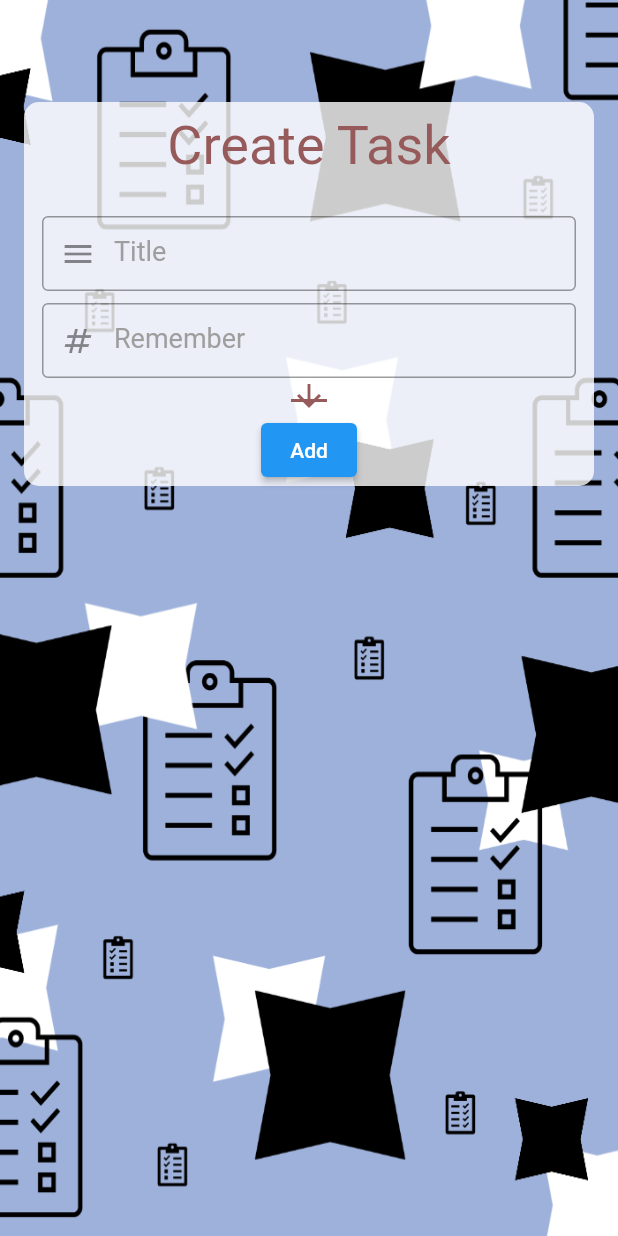
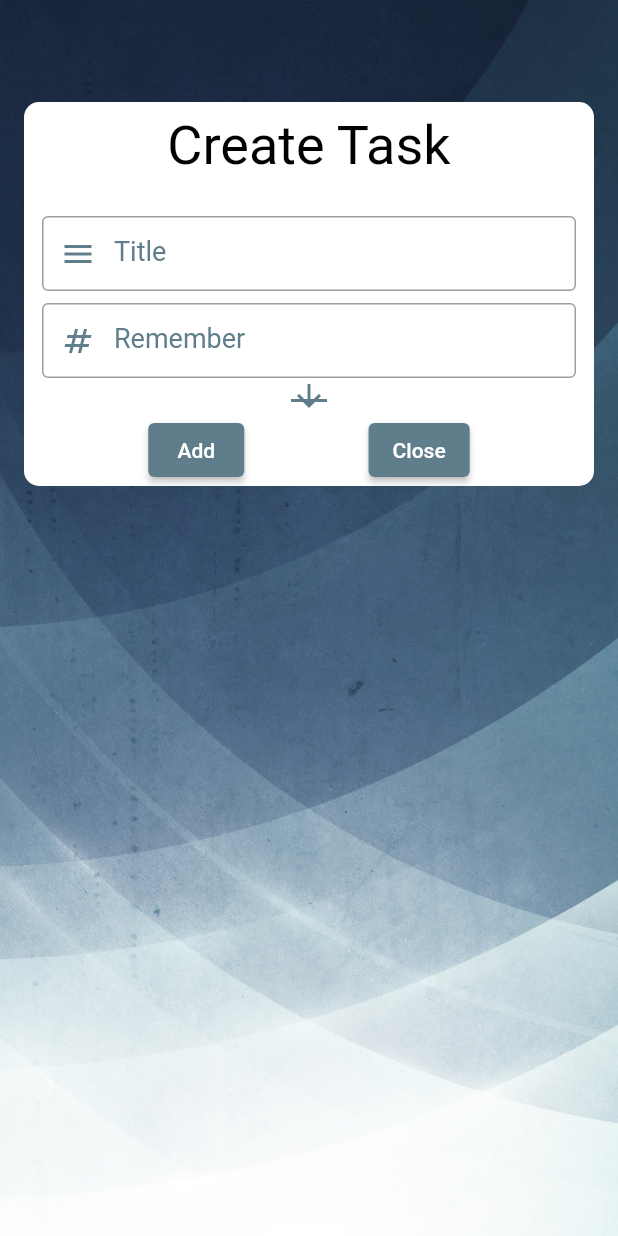
Before and after one commit to smoerman99/CheckMe, a Flutter app: the screen it shows once a user with an empty profile is signed in, item 2 of the bottom bar chosen, after a tap on "Nieuwe taak aanmaken", on a phone screen of 412 x 824 dp. Run offline on Flutter 3.47's test engine with Material 2 defaults, Android fonts, the phone set to English and light mode, and no system bars; our stand-ins replace cloud_firestore, firebase_auth, firebase_core, pie_chart; missing offline and left inert: indexed; accounts and stored records are empty; network calls fail; Roboto replaces fonts that are missing (Aptos).

Commit message:
updated the layout and upgraded the create taks form.

```diff
--- a/lib/Assets/NavigationWrapper.dart
+++ b/lib/Assets/NavigationWrapper.dart
@@ -49,7 +49,7 @@ class _NavigationWrapperState extends State<NavigationWrapper> {
             appBar: AppBar(
               toolbarHeight: 150,
               elevation: 0,
-              backgroundColor: Color.fromRGBO(55, 63, 78, 0.949),
+              backgroundColor: Colors.transparent,
               title: Column(
                 children: [
                   Padding(
@@ -112,21 +112,22 @@ class _NavigationWrapperState extends State<NavigationWrapper> {
             body: Container(
               decoration: new BoxDecoration(
                 image: new DecorationImage(
-                  image: new ExactAssetImage('assets/img/try15.png'),
-                  fit: BoxFit.fill,
+                  image: new ExactAssetImage('assets/img/try18.png'),
+                  fit: BoxFit.fitHeight,
                 ),
               ),
               child: _pageOptions.elementAt(_selectedPageIndex),
             ),
             bottomNavigationBar: BottomNavigationBar(
               selectedIconTheme: IconThemeData(
-                color: Colors.white,
-                size: 40,
+                color: Color.fromRGBO(0, 29, 45, 70),
+                size: 45,
               ),
-              selectedItemColor: Colors.white,
-              unselectedItemColor: Color.fromRGBO(255, 255, 255, 0.7),
+              selectedItemColor: Color.fromRGBO(0, 29, 45, 70),
+              selectedFontSize: 16.0,
+              unselectedItemColor: Color.fromRGBO(0, 0, 0, 0.692),
               elevation: 0.0,
-              backgroundColor: Color(0x00ffffff),
+              backgroundColor: Colors.transparent,
               items: [
                 BottomNavigationBarItem(
                   icon: Icon(Icons.home),
--- a/lib/Pages/createTask.dart
+++ b/lib/Pages/createTask.dart
@@ -87,7 +87,7 @@ class _CreateTaskPageState extends State<CreateTaskPage> {
               child: Container(
             decoration: new BoxDecoration(
               image: new DecorationImage(
-                image: new ExactAssetImage('assets/img/try14.png'),
+                image: new ExactAssetImage('assets/img/try18.png'),
                 fit: BoxFit.fill,
               ),
             ),
@@ -102,7 +102,7 @@ class _CreateTaskPageState extends State<CreateTaskPage> {
                     borderRadius: BorderRadius.all(
                       Radius.circular(10),
                     ),
-                    color: Color.fromRGBO(255, 255, 255, 0.8),
+                    color: Color.fromRGBO(255, 255, 255, 1),
                   ),
                   child: Column(
                     children: [
@@ -112,7 +112,7 @@ class _CreateTaskPageState extends State<CreateTaskPage> {
                           'Create Task',
                           style: TextStyle(
                             fontSize: 36,
-                            color: Color.fromRGBO(150, 90, 90, 1),
+                            color: Colors.black,
                           ),
                         ),
                       ),
@@ -122,7 +122,10 @@ class _CreateTaskPageState extends State<CreateTaskPage> {
                       TextFormFieldWithStyling(
                           needsExpanding: false,
                           hintText: 'Title',
-                          icon: Icon(Icons.menu),
+                          icon: Icon(
+                            Icons.menu,
+                            color: Colors.blueGrey,
+                          ),
                           taskNameController: _titleController,
                           textInputType: TextInputType.text),
                       SizedBox(
@@ -131,21 +134,26 @@ class _CreateTaskPageState extends State<CreateTaskPage> {
                       TextFormFieldWithStyling(
                           needsExpanding: false,
                           hintText: 'Remember',
-                          icon: Icon(Icons.numbers),
+                          icon: Icon(
+                            Icons.numbers,
+                            color: Colors.blueGrey,
+                          ),
                           taskNameController: _rememberController,
                           textInputType: TextInputType.number),
                       DropdownButton<String>(
                         value: defaultSelectedCategory,
-                        icon: const Icon(Icons.arrow_downward,
-                            color: Color.fromRGBO(150, 90, 90, 1)),
+                        icon: const Icon(
+                          Icons.arrow_downward,
+                          color: Colors.blueGrey,
+                        ),
                         elevation: 16,
                         style: const TextStyle(
-                          color: Color.fromRGBO(150, 90, 90, 1),
+                          color: Colors.blueGrey,
                           fontSize: 18,
                         ),
                         underline: Container(
                           height: 2,
-                          color: Color.fromRGBO(150, 90, 90, 1),
+                          color: Colors.blueGrey,
                         ),
                         onChanged: (value) {
                           // This is called when the user selects an item.
@@ -156,11 +164,24 @@ class _CreateTaskPageState extends State<CreateTaskPage> {
                         items: allCategories,
                       ),
                       Row(
-                        mainAxisAlignment: MainAxisAlignment.center,
+                        mainAxisAlignment: MainAxisAlignment.spaceEvenly,
                         children: [
                           ElevatedButton(
+                            style: ButtonStyle(
+                              backgroundColor:
+                                  MaterialStateProperty.all(Colors.blueGrey),
+                            ),
                             onPressed: _addCheckToDB,
                             child: Text('Add'),
+                          ),
+
+                          ElevatedButton(
+                            style: ButtonStyle(
+                              backgroundColor:
+                                  MaterialStateProperty.all(Colors.blueGrey),
+                            ),
+                            onPressed: () => Navigator.pop(context, false),
+                            child: Text('Close'),
                           ),
                           // HandleElevatedButton(
                           //   title: "Add",
--- a/lib/Pages/home.dart
+++ b/lib/Pages/home.dart
@@ -78,7 +78,7 @@ class _HomePageState extends State<HomePage> {
                                     .bodyText2
                                     ?.fontFamily,
                                 fontSize: 15,
-                                color: Color.fromRGBO(158, 177, 219, 1),
+                                color: Color.fromRGBO(113, 131, 165, 0.945),
                                 fontWeight: FontWeight.w400),
                           ),
                           Text(
@@ -103,17 +103,14 @@ class _HomePageState extends State<HomePage> {
                   ),
                 ),
               ),
-              Container(
-                color: Colors.white,
-                child: Row(
+              Row(
                 children: [
                   //provide all the things u want to horizontally scroll here
                   for (var item in (categories.take(categories.length ~/ 2)))
                     CategoryContainer(
                         title: item['Title'] != null ? item['Title'] : '',
                         icon: Icon(
-                              IconData(item['Icon'],
-                                  fontFamily: 'MaterialIcons'),
+                            IconData(item['Icon'], fontFamily: 'MaterialIcons'),
                             size: 55),
                         openDoings: checks
                             .where((c) =>
@@ -128,18 +125,14 @@ class _HomePageState extends State<HomePage> {
                 ],
                 mainAxisAlignment: MainAxisAlignment.center,
               ),
-              ),
-              Container(
-                color: Colors.white,
-                child: Row(
+              Row(
                 children: [
                   //provide all the things u want to horizontally scroll here
                   for (var item in (categories.skip(categories.length ~/ 2)))
                     CategoryContainer(
                         title: item['Title'] != null ? item['Title'] : '',
                         icon: Icon(
-                              IconData(item['Icon'],
-                                  fontFamily: 'MaterialIcons'),
+                            IconData(item['Icon'], fontFamily: 'MaterialIcons'),
                             size: 55),
                         openDoings: checks
                             .where((c) =>
@@ -148,7 +141,6 @@ class _HomePageState extends State<HomePage> {
                             .length),
                 ],
                 mainAxisAlignment: MainAxisAlignment.center,
-                ),
               ),
               SizedBox(
                 height: MediaQuery.of(context).size.height / 100,
--- a/lib/Widgets/Auth/signin.dart
+++ b/lib/Widgets/Auth/signin.dart
@@ -33,7 +33,7 @@ class _LoginWidgetState extends State<SignInWidget> {
         child: Container(
           decoration: new BoxDecoration(
             image: new DecorationImage(
-              image: new ExactAssetImage('assets/img/try14.png'),
+              image: new ExactAssetImage('assets/img/try18.png'),
               fit: BoxFit.fill,
             ),
           ),
--- a/lib/Widgets/TextFormFieldWithStyling.dart
+++ b/lib/Widgets/TextFormFieldWithStyling.dart
@@ -37,10 +37,15 @@ class TextFormFieldWithStyling extends StatelessWidget {
           keyboardType: _textInputType,
           decoration: InputDecoration(
             focusColor: Colors.black,
-            label: Text(_hintText, style: TextStyle(color: Colors.grey)),
+            iconColor: Colors.green,
+            label: Text(_hintText, style: TextStyle(color: Colors.blueGrey)),
             prefixIcon: _icon,
+            prefixIconColor: Colors.blueGrey,
             focusedBorder: OutlineInputBorder(
-              borderSide: const BorderSide(color: Colors.grey, width: 1.5),
+              borderSide: const BorderSide(
+                color: Colors.grey,
+                width: 1.5,
+              ),
             ),
             border: OutlineInputBorder(),
             errorBorder: UnderlineInputBorder(
--- a/lib/Widgets/categoryContainer.dart
+++ b/lib/Widgets/categoryContainer.dart
@@ -25,7 +25,7 @@ class _CategoryContainerState extends State<CategoryContainer> {
       child: Card(
         elevation: 0.0,
         color: widget.openDoings > 0
-            ? Color.fromRGBO(55, 63, 78, 0.949)
+            ? Color.fromRGBO(113, 131, 165, 0.945)
             : Colors.white.withOpacity(1.0),
         child: Container(
           child: Column(children: [
--- a/lib/main.dart
+++ b/lib/main.dart
@@ -38,6 +38,7 @@ class MyApp extends StatelessWidget {
     return MaterialApp(
       title: 'Check Me',
       theme: ThemeData(
+        // iconTheme: IconThemeData(color: Colors.blueGrey, size: 22),
         //for the rest what needs a color
         hintColor: Color.fromRGBO(4, 24, 31, 1),
         primaryColor: Color.fromRGBO(4, 24, 31, 1),
@@ -49,7 +50,7 @@ class MyApp extends StatelessWidget {
           ),
           //for the rest
           bodyText2: TextStyle(
-            color: Color.fromRGBO(255, 255, 255, 1),
+            color: Color.fromRGBO(113, 131, 165, 0.945),
             fontFamily: "Aptos",
             fontSize: 22.00,
           ),
```
Lines whose indentation alone changed are shown as unchanged.
